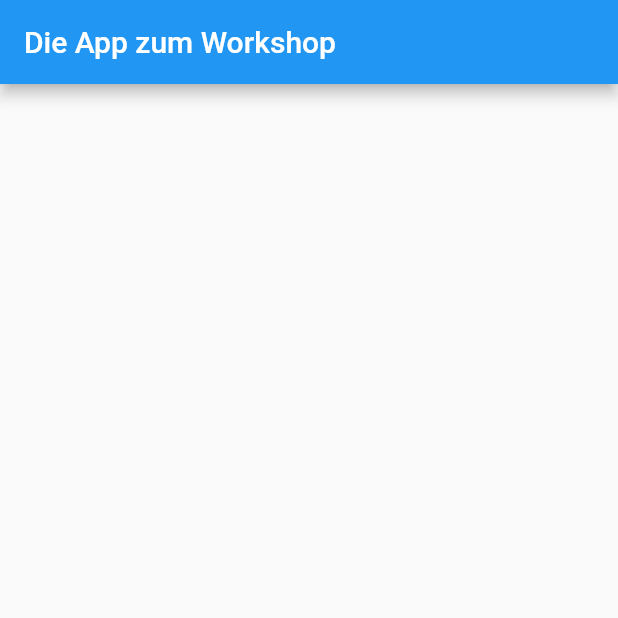
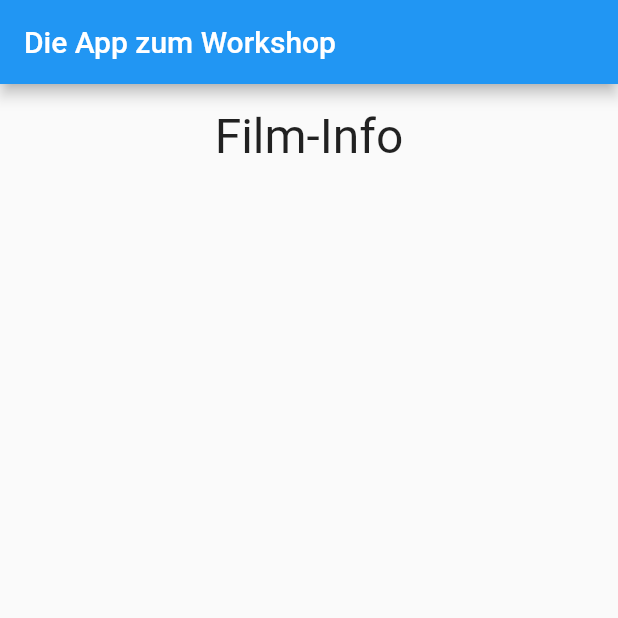
Before and after one commit to appnoe/flutter.pro, a Flutter app: the screen it shows after launch, on a phone screen of 412 x 824 dp, the top half of it. Run offline on Flutter 3.47's test engine with Material 2 defaults, Android fonts, the phone set to English and light mode, and no system bars.

Commit message:
add title
Signed-off-by: Klaus M. Rodewig <kmr@appnoe.com>

```diff
--- a/workshop_app/lib/main.dart
+++ b/workshop_app/lib/main.dart
@@ -34,6 +34,17 @@ class _MyHomePageState extends State<MyHomePage> {
         appBar: AppBar(
           title: Text(widget.title),
         ),
-        body: Center());
+        body: Row(
+          children: const [
+            Padding(
+              padding: EdgeInsets.all(16.0),
+              child: Text(
+                "Film-Info",
+                style: TextStyle(fontSize: 32),
+              ),
+            ),
+          ],
+          mainAxisAlignment: MainAxisAlignment.center,
+        ));
   }
 }
```
